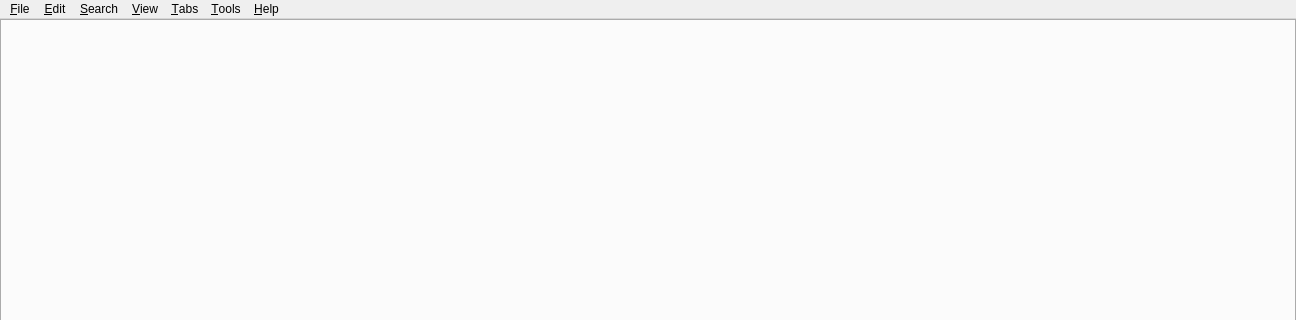
Before: the Qt Designer form src/gui/dialogs/formmain.ui in martinrotter/textosaurus, drawn with Qt 5; both pictures show x 0 to 1296 and y 0 to 320 of the 1296 by 677 pixel window.
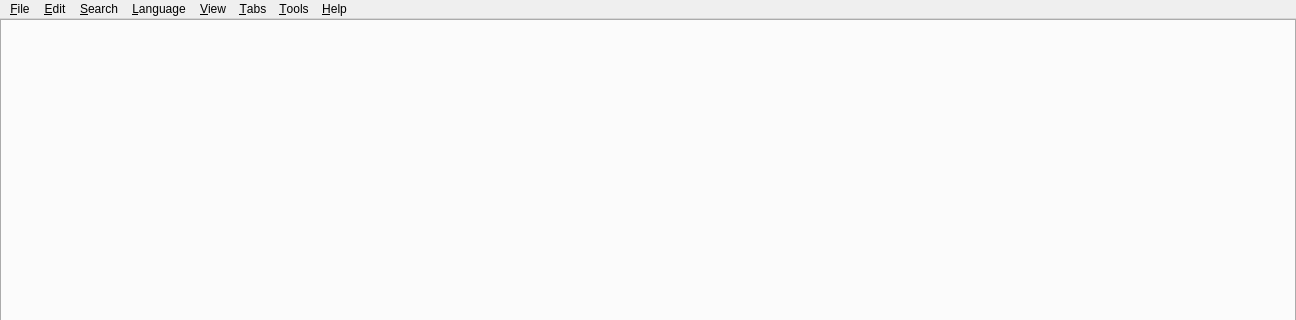
After: the same form once the commit is applied. Custom widgets are drawn as their Qt base class.

Patch:
```diff
--- a/src/gui/dialogs/formmain.ui
+++ b/src/gui/dialogs/formmain.ui
@@ -169,9 +169,15 @@
      <string>&amp;Search</string>
     </property>
    </widget>
+   <widget class="QMenu" name="m_menuLanguage">
+    <property name="title">
+     <string>&amp;Language</string>
+    </property>
+   </widget>
    <addaction name="m_menuFile"/>
    <addaction name="m_menuEdit"/>
    <addaction name="m_menuSearch"/>
+   <addaction name="m_menuLanguage"/>
    <addaction name="m_menuView"/>
    <addaction name="m_menuWebBrowserTabs"/>
    <addaction name="m_menuTools"/>
```
